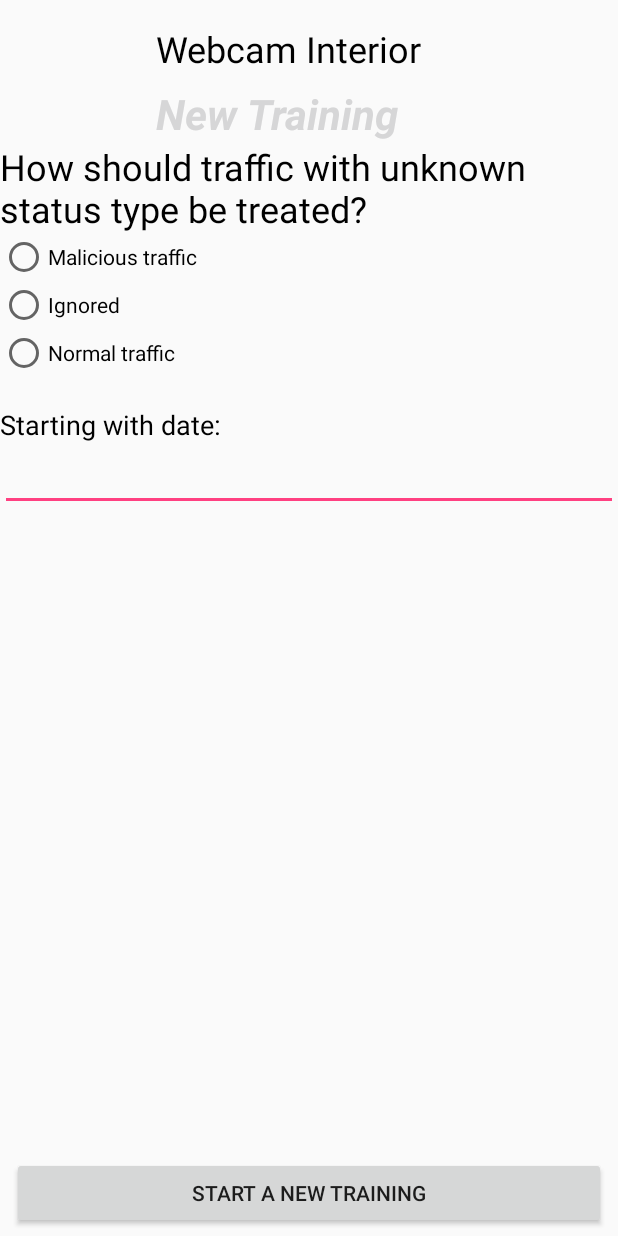
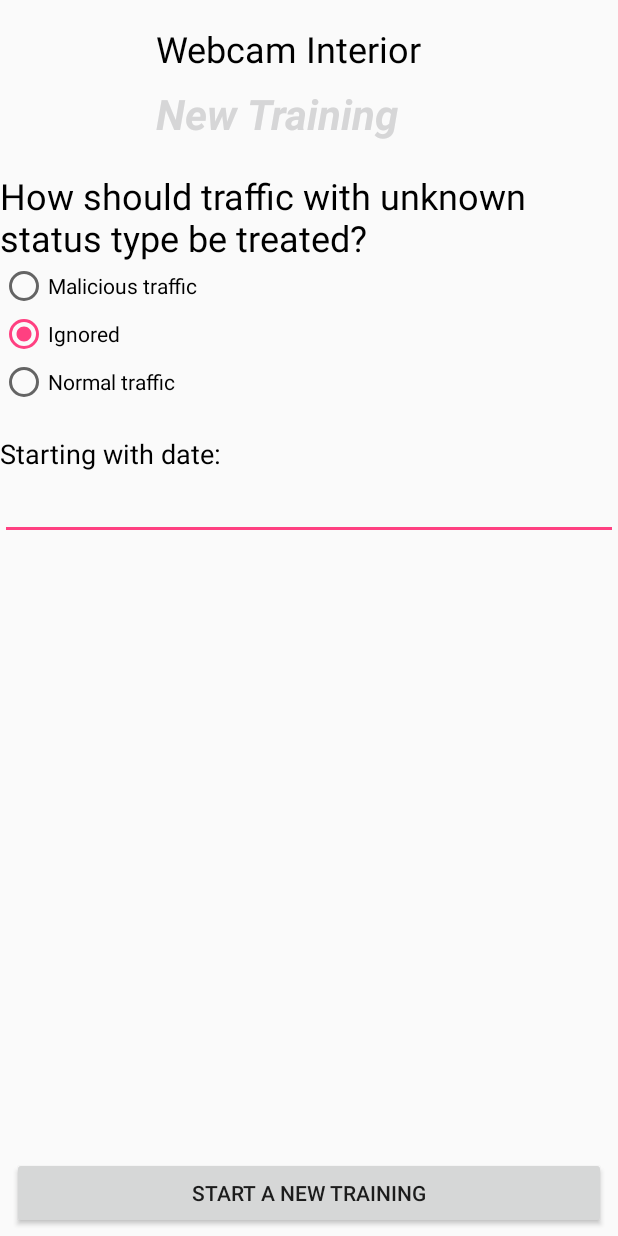
Before and after one commit to prefacdaniel/netscan-master, an Android app: the layout activity_new_training.xml on its own in the app's theme, with its tools: preview values and no code run, on a phone screen of 412 x 824 dp. Run offline under Robolectric (Android 15) with nearby library versions, the phone set to English and light mode, and no system bars; Roboto replaces fonts that are not available here.

Commit message:
new training activity

```diff
--- a/app/src/main/java/com/example/dprefac/barcodescanner/DeviceDetailActivity.java
+++ b/app/src/main/java/com/example/dprefac/barcodescanner/DeviceDetailActivity.java
@@ -62,6 +62,9 @@ public class DeviceDetailActivity extends AppCompatActivity {
 
         startTraining.setOnClickListener(view ->{
             Intent intent = new Intent(getApplicationContext(), NewTrainingActivity.class);
+            intent.putExtra("DEVICE_ID", deviceId);
+            intent.putExtra("DEVICE_NAME", deviceName);
+            intent.putExtra("DEVICE_IMAGE", deviceImage);
             getApplicationContext().startActivity(intent);
         });
 
--- a/app/src/main/java/com/example/dprefac/barcodescanner/config/Configuration.java
+++ b/app/src/main/java/com/example/dprefac/barcodescanner/config/Configuration.java
@@ -10,7 +10,7 @@ import retrofit2.converter.gson.GsonConverterFactory;
  */
 
 public class Configuration {
-    public static String SERVER_ADDRESS = "http://192.168.43.28:5000";
+    public static String SERVER_ADDRESS = "http://192.168.167.82:5000";
 
    private static Retrofit retrofit = new Retrofit.Builder()
             .baseUrl(SERVER_ADDRESS)
--- a/app/src/main/res/layout/activity_new_training.xml
+++ b/app/src/main/res/layout/activity_new_training.xml
@@ -17,6 +17,7 @@
         app:layout_constraintStart_toStartOf="parent"
         app:layout_constraintTop_toTopOf="parent"
         app:layout_constraintVertical_bias="0.0">
+
 
         <android.support.constraint.ConstraintLayout
             android:layout_width="match_parent"
@@ -60,6 +61,13 @@
 
         </android.support.constraint.ConstraintLayout>
 
+        <TextView
+            android:id="@+id/textView8"
+            android:layout_width="match_parent"
+            android:layout_height="wrap_content"
+            android:layout_weight="0"
+            android:text="  "
+            android:textColor="@android:color/background_dark" />
 
         <LinearLayout
             android:layout_width="match_parent"
@@ -88,14 +96,15 @@
                     android:text="Malicious traffic" />
 
                 <RadioButton
-                    android:id="@+id/IgnoredRadioButton"
+                    android:id="@+id/ignoredRadioButton"
                     android:layout_width="wrap_content"
                     android:layout_height="wrap_content"
                     android:layout_weight="0"
+                    android:checked="true"
                     android:text="Ignored" />
 
                 <RadioButton
-                    android:id="@+id/NormalRadioButton"
+                    android:id="@+id/normalRadioButton"
                     android:layout_width="wrap_content"
                     android:layout_height="wrap_content"
                     android:layout_weight="0"
```
Also changed, not shown: app/src/main/java/com/example/dprefac/barcodescanner/NewTrainingActivity.java (+40 -0 lines).
